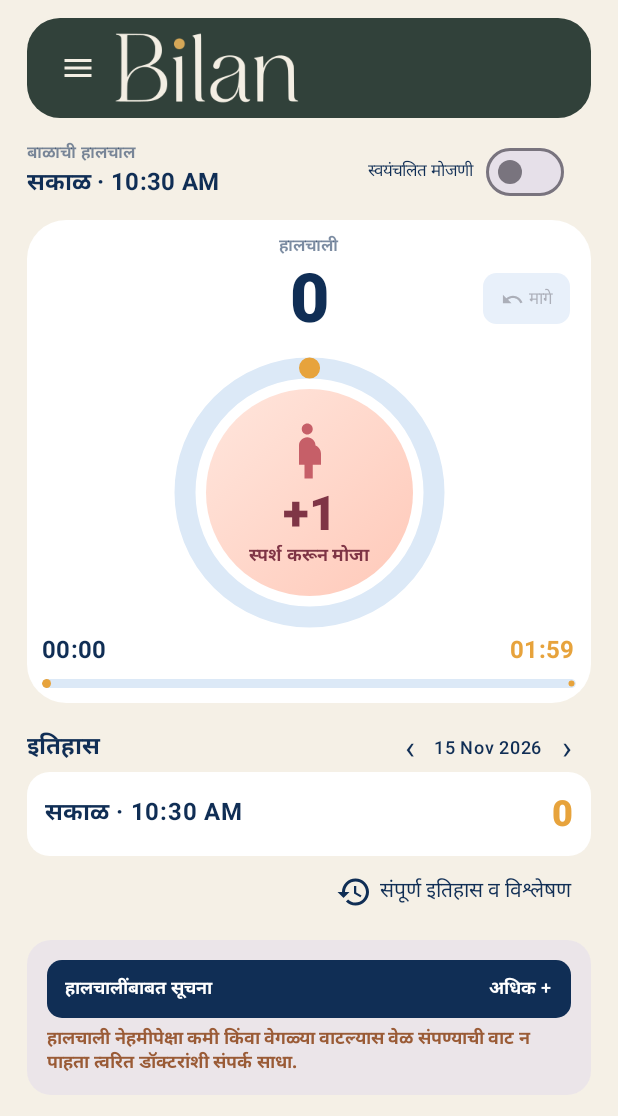
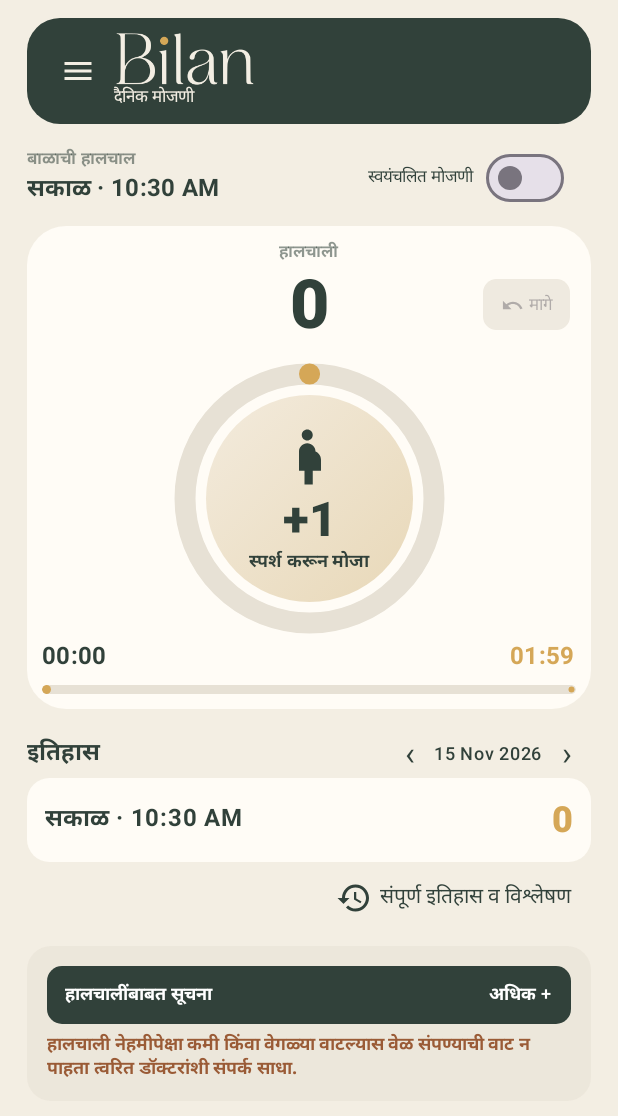
Before and after one commit to project-bharat/counterapp, an Android app built with Jetpack Compose: the screen it shows after launch (MainActivity), after a tap on "सत्र सुरू करा", on a phone screen of 412 x 824 dp. Shown: the top 1116 px of the screen. Run offline under Robolectric (Android 15) with nearby library versions, the phone set to English and light mode, and no system bars; our stand-ins replace Room's generated code; pictures from the network do not load; 1 other tap on this screen came first.

Commit message:
Apply Bilan palette and refine native splash and header

```diff
--- a/app/src/main/java/com/projectbharat/counterapp/MainActivity.kt
+++ b/app/src/main/java/com/projectbharat/counterapp/MainActivity.kt
@@ -119,7 +119,9 @@ class MainActivity : ComponentActivity() {
     override fun onCreate(savedInstanceState: Bundle?) {
         launchCounterKind = intent.getStringExtra(CounterQuickActions.EXTRA_COUNTER_KIND)
         launchCounterQuickStart = intent.getBooleanExtra("quick_start", false)
-        installSplashScreen()
+        var firstContentFrameReady = false
+        val splashScreen = installSplashScreen()
+        splashScreen.setKeepOnScreenCondition { !firstContentFrameReady }
         super.onCreate(savedInstanceState)
         stopService(Intent(this, ChantRecognitionService::class.java))
         getSharedPreferences("tracking_state", MODE_PRIVATE).edit()
@@ -127,7 +129,10 @@ class MainActivity : ComponentActivity() {
         DailyReminderScheduler.rescheduleAll(this)
         SeedData.initialize(this)
         val repo = CounterRepository(CounterDatabase.get(this).dao())
-        setContent { CounterApp(repo) }
+        setContent {
+            CounterApp(repo)
+            SideEffect { firstContentFrameReady = true }
+        }
     }
 
     companion object {
@@ -179,10 +184,10 @@ class CounterViewModel(private val repo: CounterRepository) : ViewModel() {
     }
 }
 
-private val Navy = Color(0xFF102E55)
-private val Gold = Color(0xFFE7A33C)
-private val Cream = Color(0xFFF5F0E6)
-private val SoftBlue = Color(0xFFDCE9F7)
+private val Navy = Color(0xFF31413A)
+private val Gold = Color(0xFFD5A757)
+private val Cream = Color(0xFFF3EEE3)
+private val SoftBlue = Color(0xFFE7E1D5)
 private val zone = ZoneId.systemDefault()
 private val dateFormat = DateTimeFormatter.ofPattern("dd MMM yyyy")
 
@@ -346,11 +351,11 @@ fun CounterApp(repo: CounterRepository) {
     val detectionFlow = remember(selected?.id, historyDate) { selected?.let { vm.detectionsForDay(it.id, historyDate.toString()) } ?: flowOf(emptyList()) }
     val detections by detectionFlow.collectAsStateWithLifecycle(emptyList())
     val dark = isSystemInDarkTheme()
-    val page = if (dark) Color(0xFF0D1B2A) else Cream
-    val ink = if (dark) Color(0xFFEAF0F6) else Navy
-    val tapSurface = if (dark) Color(0xFF23466A) else SoftBlue
-    val scheme = if (dark) darkColorScheme(primary = Color(0xFF9FC7ED), secondary = Gold, background = page, surface = Color(0xFF172A3E))
-                 else lightColorScheme(primary = Navy, secondary = Gold, background = page, surface = Color.White)
+    val page = if (dark) Color(0xFF1B2923) else Cream
+    val ink = if (dark) Color(0xFFF3EEE3) else Navy
+    val tapSurface = if (dark) Color(0xFF34483E) else SoftBlue
+    val scheme = if (dark) darkColorScheme(primary = Color(0xFFE4D0A6), secondary = Gold, background = page, surface = Color(0xFF26362E), surfaceVariant = Color(0xFF34483E))
+                 else lightColorScheme(primary = Navy, secondary = Gold, background = page, surface = Color(0xFFFFFCF6), surfaceVariant = Color(0xFFEAE4D8))
 
     MaterialTheme(colorScheme = scheme) {
         if (showPermissionIntro) {
@@ -419,12 +424,23 @@ fun CounterApp(repo: CounterRepository) {
                     verticalAlignment = Alignment.CenterVertically
                 ) {
                     IconButton(onClick = { scope.launch { drawerState.open() } }) { Icon(Icons.Default.Menu, null, tint = Color(0xFFF3EEE3)) }
-                    Image(
-                        painter = painterResource(id = R.drawable.bilan_header_logo_light),
-                        contentDescription = "Bilan Counter",
-                        modifier = Modifier.width(124.dp).height(48.dp),
-                        contentScale = ContentScale.Fit
-                    )
+                    Column(
+                        horizontalAlignment = Alignment.Start,
+                        verticalArrangement = Arrangement.Center
+                    ) {
+                        Image(
+                            painter = painterResource(id = R.drawable.bilan_header_logo_light),
+                            contentDescription = "Bilan",
+                            modifier = Modifier.width(94.dp).height(36.dp),
+                            contentScale = ContentScale.Fit
+                        )
+                        Text(
+                            if (english) "Daily Counter" else "दैनिक मोजणी",
+                            color = Color(0xFFF3EEE3),
+                            style = MaterialTheme.typography.labelSmall,
+                            fontWeight = FontWeight.Medium
+                        )
+                    }
                     Spacer(Modifier.weight(1f))
                 }
                 Spacer(Modifier.height(12.dp))
@@ -665,7 +681,7 @@ private fun BabyMovementScreen(
                         Box(
                             Modifier.size(138.dp)
                                 .graphicsLayer(scaleX = tapScale.value, scaleY = tapScale.value)
-                                .background(Brush.linearGradient(if (activeSession.movementCount >= 10) listOf(Color(0xFFE2F5E8), Color(0xFFC6EBD2)) else listOf(Color(0xFFFFE6DD), Color(0xFFFFC9B9))), CircleShape)
+                                .background(Brush.linearGradient(if (activeSession.movementCount >= 10) listOf(Color(0xFFE8EFE5), Color(0xFFD7E4D3)) else listOf(Color(0xFFF3EBDD), Color(0xFFE8D8B8))), CircleShape)
                                 .clickable(interactionSource = tapInteraction, indication = null) {
                                     tapScope.launch { tapScale.animateTo(.92f, tween(90)); tapScale.animateTo(1f, tween(180)) }
                                     onTap(activeSession.id)
@@ -673,9 +689,9 @@ private fun BabyMovementScreen(
                             contentAlignment = Alignment.Center
                         ) {
                             Column(horizontalAlignment = Alignment.CenterHorizontally) {
-                                Icon(Icons.Default.PregnantWoman, null, tint = Color(0xFFC65F68), modifier = Modifier.size(44.dp))
-                                Text("+1", color = Color(0xFF7F3546), style = MaterialTheme.typography.headlineLarge, fontWeight = FontWeight.ExtraBold)
-                                Text(if (english) "TAP TO COUNT" else "स्पर्श करून मोजा", color = Color(0xFF7F3546), style = MaterialTheme.typography.labelMedium, fontWeight = FontWeight.Bold)
+                                Icon(Icons.Default.PregnantWoman, null, tint = Color(0xFF31413A), modifier = Modifier.size(44.dp))
+                                Text("+1", color = Color(0xFF31413A), style = MaterialTheme.typography.headlineLarge, fontWeight = FontWeight.ExtraBold)
+                                Text(if (english) "TAP TO COUNT" else "स्पर्श करून मोजा", color = Color(0xFF31413A), style = MaterialTheme.typography.labelMedium, fontWeight = FontWeight.Bold)
                             }
                         }
                     }
--- a/app/src/main/res/values-night/themes.xml
+++ b/app/src/main/res/values-night/themes.xml
@@ -3,7 +3,8 @@
     <style name="Theme.CounterApp" parent="Theme.SplashScreen">
         <item name="windowSplashScreenBackground">@color/splash_background</item>
         <item name="windowSplashScreenAnimatedIcon">@drawable/splash_logo</item>
-        <item name="windowSplashScreenAnimationDuration">180</item>
+        <item name="windowSplashScreenBrandingImage">@drawable/splash_branding</item>
+        <item name="windowSplashScreenAnimationDuration">350</item>
         <item name="postSplashScreenTheme">@android:style/Theme.Material.NoActionBar</item>
     </style>
 </resources>
--- a/app/src/main/res/values/colors.xml
+++ b/app/src/main/res/values/colors.xml
@@ -1,4 +1,4 @@
 <?xml version="1.0" encoding="utf-8"?>
 <resources>
-    <color name="counter_icon_background">#5C0F57</color>
+    <color name="counter_icon_background">#31413A</color>
 </resources>
--- a/app/src/main/res/values/themes.xml
+++ b/app/src/main/res/values/themes.xml
@@ -3,7 +3,8 @@
     <style name="Theme.CounterApp" parent="Theme.SplashScreen">
         <item name="windowSplashScreenBackground">@color/splash_background</item>
         <item name="windowSplashScreenAnimatedIcon">@drawable/splash_logo</item>
-        <item name="windowSplashScreenAnimationDuration">180</item>
+        <item name="windowSplashScreenBrandingImage">@drawable/splash_branding</item>
+        <item name="windowSplashScreenAnimationDuration">350</item>
         <item name="postSplashScreenTheme">@android:style/Theme.Material.Light.NoActionBar</item>
     </style>
 </resources>
```
Also changed, not shown: app/src/main/res/drawable-night-nodpi/splash_branding.png (added), app/src/main/res/drawable-nodpi/splash_branding.png (added).
